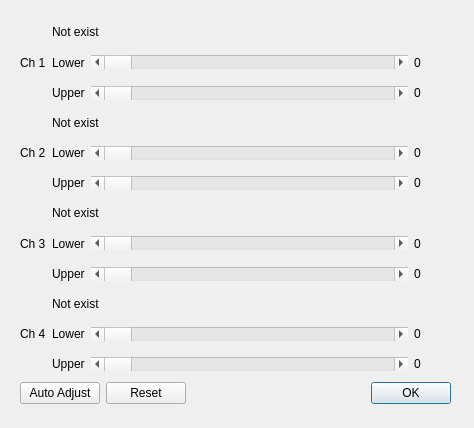
Old version of the form neurolabi/gui/bcadjustdialog.ui in the repository janelia-flyem/NeuTu.
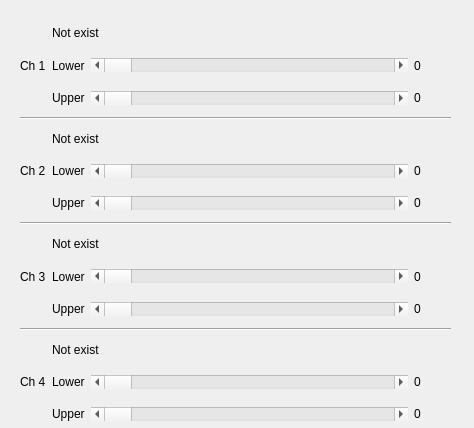
New version of the form.

```diff
--- a/neurolabi/gui/bcadjustdialog.ui
+++ b/neurolabi/gui/bcadjustdialog.ui
@@ -22,7 +22,7 @@
      <x>10</x>
      <y>10</y>
      <width>451</width>
-     <height>404</height>
+     <height>464</height>
     </rect>
    </property>
    <layout class="QVBoxLayout" name="overallLayout">
@@ -136,6 +136,13 @@
       </item>
      </layout>
     </item>
+    <item>
+     <widget class="Line" name="line">
+      <property name="orientation">
+       <enum>Qt::Horizontal</enum>
+      </property>
+     </widget>
+    </item>
     <item>
      <layout class="QHBoxLayout" name="ch2_layout">
       <item>
@@ -234,6 +241,13 @@
       </item>
      </layout>
     </item>
+    <item>
+     <widget class="Line" name="line_2">
+      <property name="orientation">
+       <enum>Qt::Horizontal</enum>
+      </property>
+     </widget>
+    </item>
     <item>
      <layout class="QHBoxLayout" name="ch3_layout">
       <item>
@@ -332,6 +346,13 @@
       </item>
      </layout>
     </item>
+    <item>
+     <widget class="Line" name="line_3">
+      <property name="orientation">
+       <enum>Qt::Horizontal</enum>
+      </property>
+     </widget>
+    </item>
     <item>
      <layout class="QHBoxLayout" name="ch4_layout">
       <item>
@@ -430,6 +451,13 @@
       </item>
      </layout>
     </item>
+    <item>
+     <widget class="Line" name="line_4">
+      <property name="orientation">
+       <enum>Qt::Horizontal</enum>
+      </property>
+     </widget>
+    </item>
     <item>
      <layout class="QHBoxLayout" name="horizontalLayout_17">
       <item>
```
